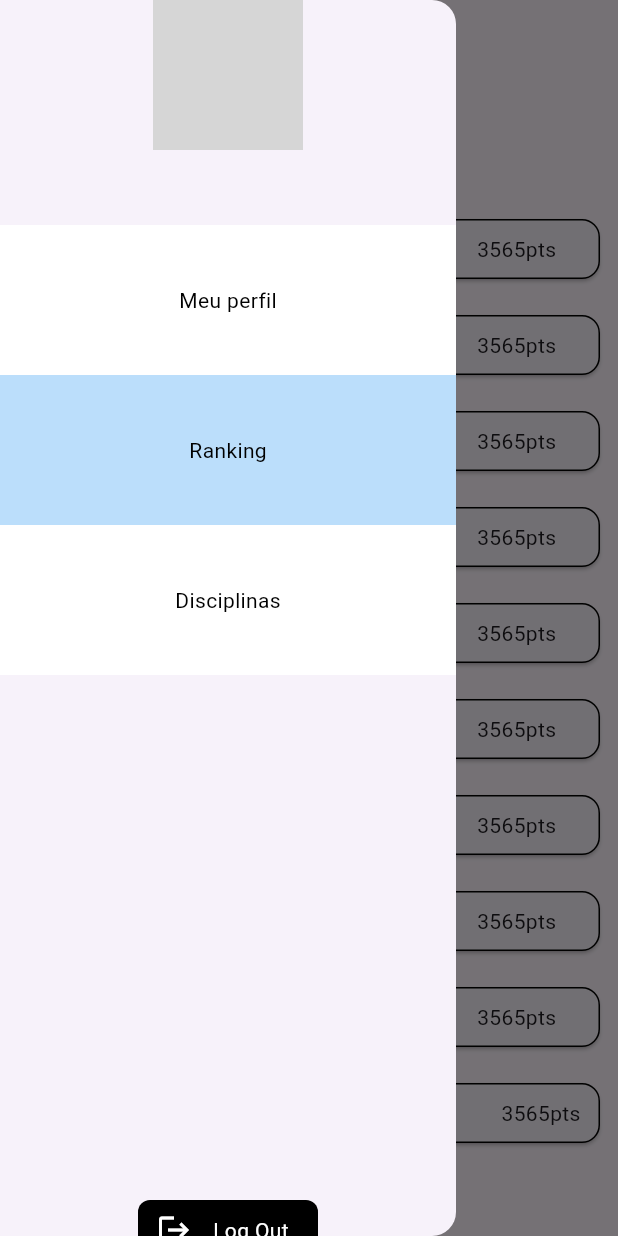
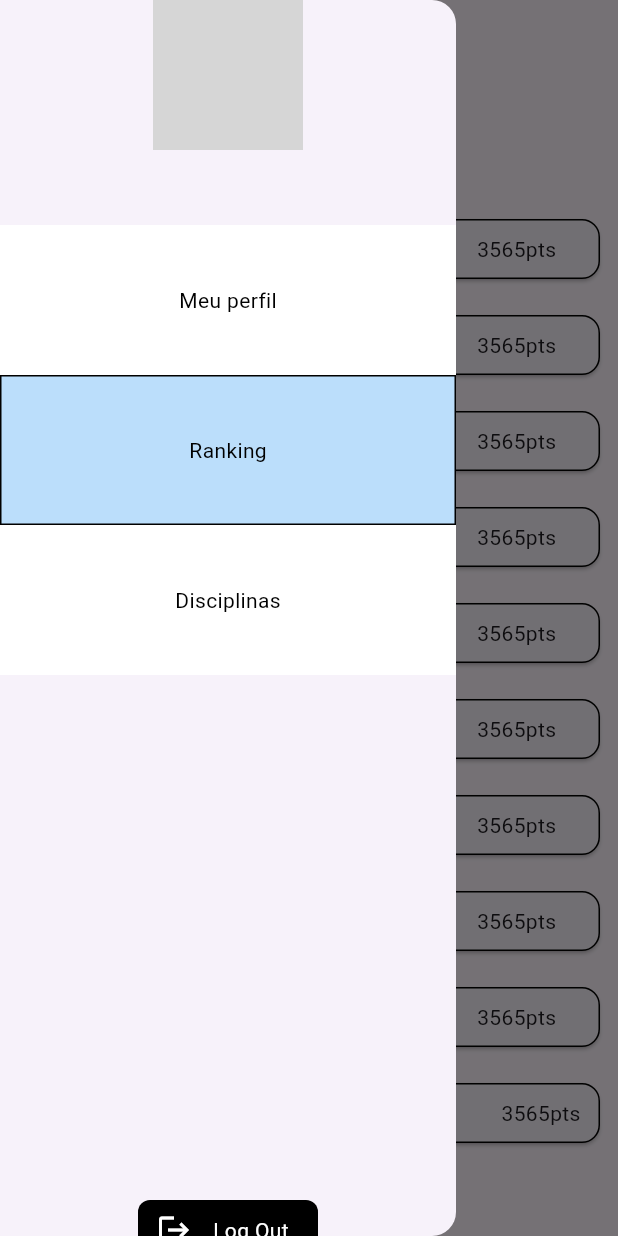
Before and after one commit to GustaWrldz/project_world_skills_prova04, a Flutter app: the RankingPage screen opened by its route, with the side drawer open, on a phone screen of 412 x 824 dp. Run offline on Flutter 3.47's test engine with Material 3 defaults, Android fonts, the light colour scheme and no system bars; our stand-ins replace shared_preferences; accounts and stored records are empty; grey boxes are pictures that could not be loaded.

Commit message:
feat: Adicionando bordas na opçao de drawer selecionado

```diff
--- a/lib/pages/ranking_page.dart
+++ b/lib/pages/ranking_page.dart
@@ -98,7 +98,8 @@ class _RankingPageState extends State<RankingPage> {
               alignment: Alignment.center,
               width: double.infinity,
               height: 100,
-              decoration: BoxDecoration(color: Colors.blue[100]),
+              decoration: BoxDecoration(
+                  color: Colors.blue[100], border: Border.all(width: 1)),
               child: Text(
                 "Ranking",
                 style: TextStyle(color: Colors.black),
```
